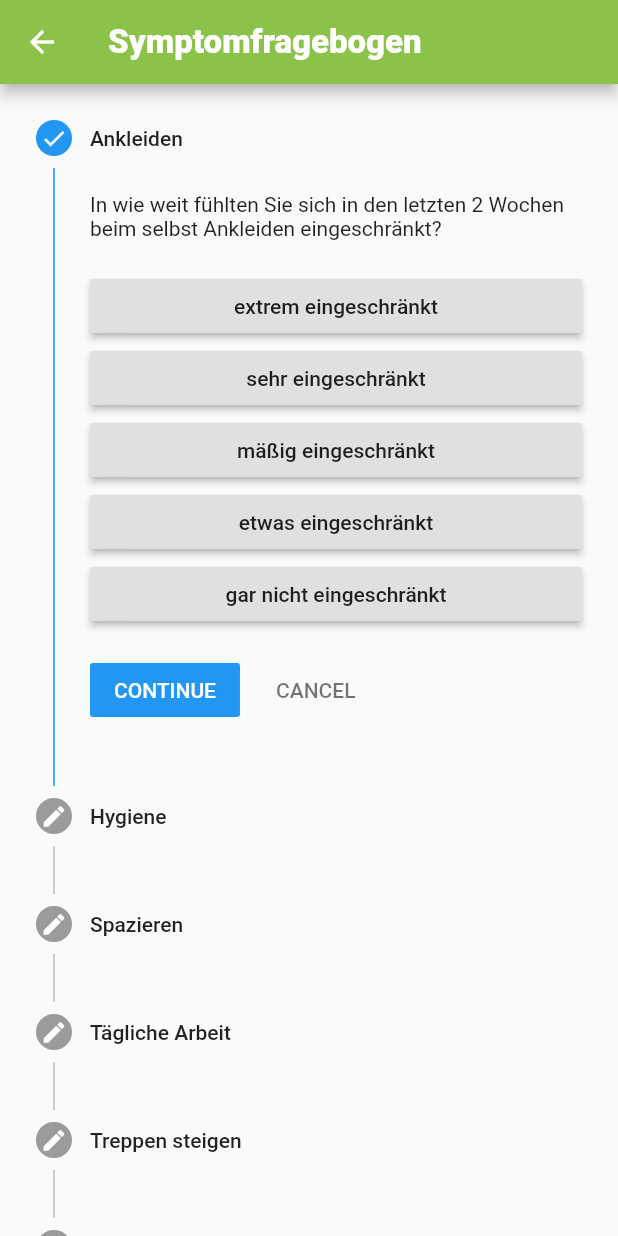
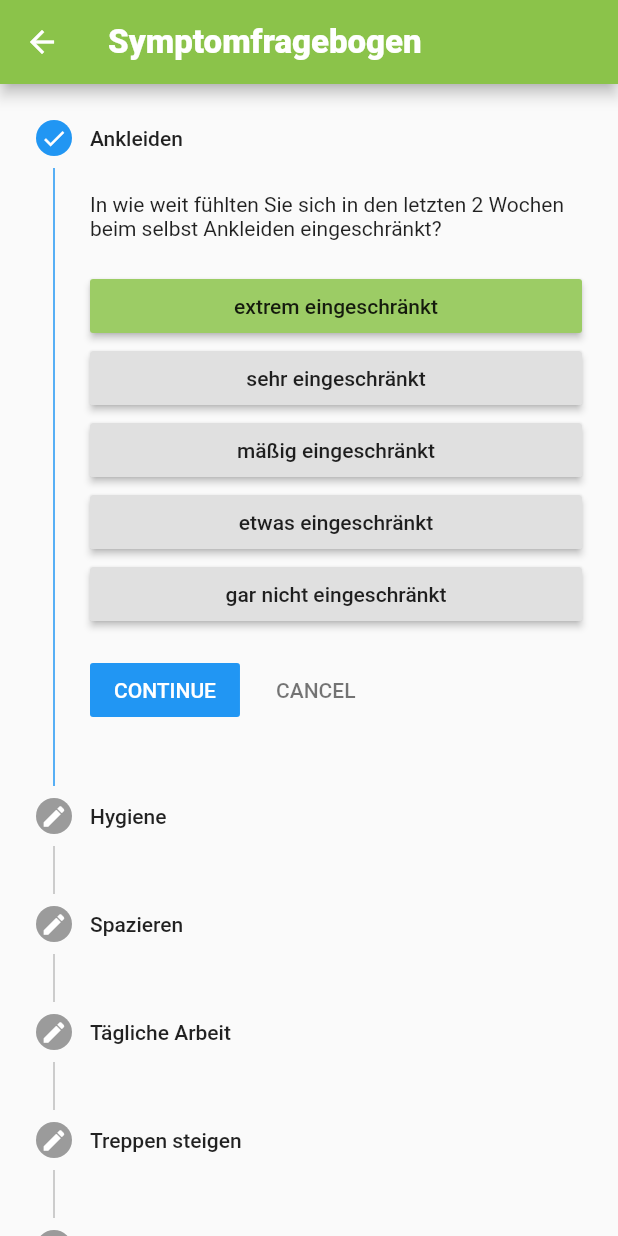
Before and after one commit to Linea-code/chf-app, a Flutter app: the WeeklyQuestSymptoms screen opened directly, after a tap on "extrem eingeschränkt", on a phone screen of 412 x 824 dp. Run offline on Flutter 3.47's test engine with Material 2 defaults, Android fonts, the phone set to English and light mode, and no system bars; missing offline and left inert: flutter_sparkline.

```diff
--- /dev/null
+++ b/lib/symptoms/AppBuilder.dart
@@ -0,0 +1,29 @@
+import 'package:flutter/cupertino.dart';
+import 'package:flutter/material.dart';
+
+class AppBuilder extends StatefulWidget {
+  final Function(BuildContext) builder;
+
+  const AppBuilder(
+      {Key key, this.builder})
+      : super(key: key);
+
+  @override
+  AppBuilderState createState() => new AppBuilderState();
+
+  static AppBuilderState of(BuildContext context) {
+    return context.ancestorStateOfType(const TypeMatcher<AppBuilderState>());
+  }
+}
+
+class AppBuilderState extends State<AppBuilder> {
+
+  @override
+  Widget build(BuildContext context) {
+    return widget.builder(context);
+  }
+
+  void rebuild() {
+    setState(() {});
+  }
+}
--- a/lib/symptoms/UmfrageKnopf.dart
+++ b/lib/symptoms/UmfrageKnopf.dart
@@ -1,5 +1,6 @@
 import 'package:flutter/material.dart';
 import 'package:flutter/cupertino.dart';
+import 'package:herzinsuffizienz/symptoms/AppBuilder.dart';
 
 class UmfrageButton extends StatefulWidget {
   final String text;
@@ -23,6 +24,7 @@ class _UmfrageButtonState extends State<UmfrageButton> {
         onPressed: () {
           setState(() {
             widget.callback(widget.text, widget.currentStep);
+            AppBuilder.of(context).rebuild();
           });
 
         }
--- a/lib/symptoms/weeklyquestsymptoms.dart
+++ b/lib/symptoms/weeklyquestsymptoms.dart
@@ -3,6 +3,8 @@ import 'package:flutter/cupertino.dart';
 import 'package:flutter/material.dart';
 import 'package:herzinsuffizienz/symptoms/symptoms.dart';
 import 'UmfrageKnopf.dart';
+import 'package:herzinsuffizienz/symptoms/AppBuilder.dart';
+
 
 class WeeklyQuestSymptoms extends StatefulWidget {
   @override
@@ -17,11 +19,12 @@ class _WeeklyQuestSymptomsState extends State<WeeklyQuestSymptoms> {
 
   callback(String text,int currentStep) {
     values[currentStep] = text;//Antwort auf Frage speichern
-  print(values);
   }
 
   @override
   Widget build(BuildContext context) {
+    return AppBuilder(builder: (context)
+    {
       return new Scaffold(
         appBar: AppBar(
           title: Text("Symptomfragebogen",
@@ -29,9 +32,9 @@ class _WeeklyQuestSymptomsState extends State<WeeklyQuestSymptoms> {
               fontSize: 22.0,
               fontWeight: FontWeight.w800,),
           ),
-      backgroundColor:  Colors.lightGreen[500],
+          backgroundColor: Colors.lightGreen[500],
         ),
-      body:Column(
+        body: Column(
           children: <Widget>[
             complete ? Expanded(
               child: Center(
@@ -41,42 +44,45 @@ class _WeeklyQuestSymptomsState extends State<WeeklyQuestSymptoms> {
                   actions: <Widget>[
                     new FlatButton(
                         child: new Text('Schließen'),
-                      onPressed: (){
+                        onPressed: () {
                           setState(() {
                             complete = false;
                           });
                           Navigator.push(context,
-                      MaterialPageRoute(builder: (context)=> Symptoms()));
+                              MaterialPageRoute(builder: (context) =>
+                                  Symptoms()));
                         }
-                    )  ,
+                    ),
                   ],
                 ),
               ),
             )
-            :Expanded(
+                : Expanded(
               child: Stepper(
                 type: StepperType.vertical,
                 steps: _mySteps(),
                 currentStep: this.currentStep,
-                onStepContinue: (){
+                onStepContinue: () {
                   setState(() {
-                    if(this.currentStep < this._mySteps().length -1){
-                      this.currentStep = this.currentStep +1;
-                    } else{
+                    if (this.currentStep < this
+                        ._mySteps()
+                        .length - 1) {
+                      this.currentStep = this.currentStep + 1;
+                    } else {
                       complete = true;
                     }
                   });
                 },
-                onStepCancel: (){
+                onStepCancel: () {
                   setState(() {
-                    if(this.currentStep > 0){
-                      this.currentStep = this.currentStep -1;
-                    } else{
+                    if (this.currentStep > 0) {
+                      this.currentStep = this.currentStep - 1;
+                    } else {
                       this.currentStep = 0;
                     }
                   });
                 },
-                onStepTapped: (step){
+                onStepTapped: (step) {
                   setState(() {
                     this.currentStep = step;
                   });
@@ -88,6 +94,7 @@ class _WeeklyQuestSymptomsState extends State<WeeklyQuestSymptoms> {
           ],
         ),
       );
+    });
 
     }
 List<Step> _mySteps(){
```
Lines whose indentation alone changed are shown as unchanged.
